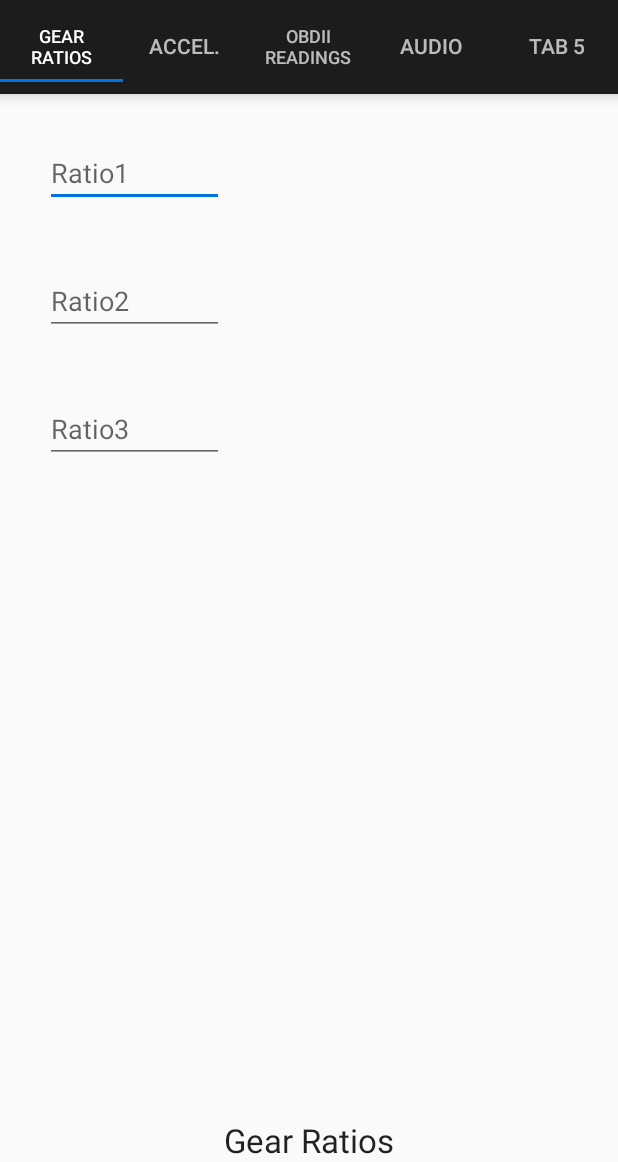
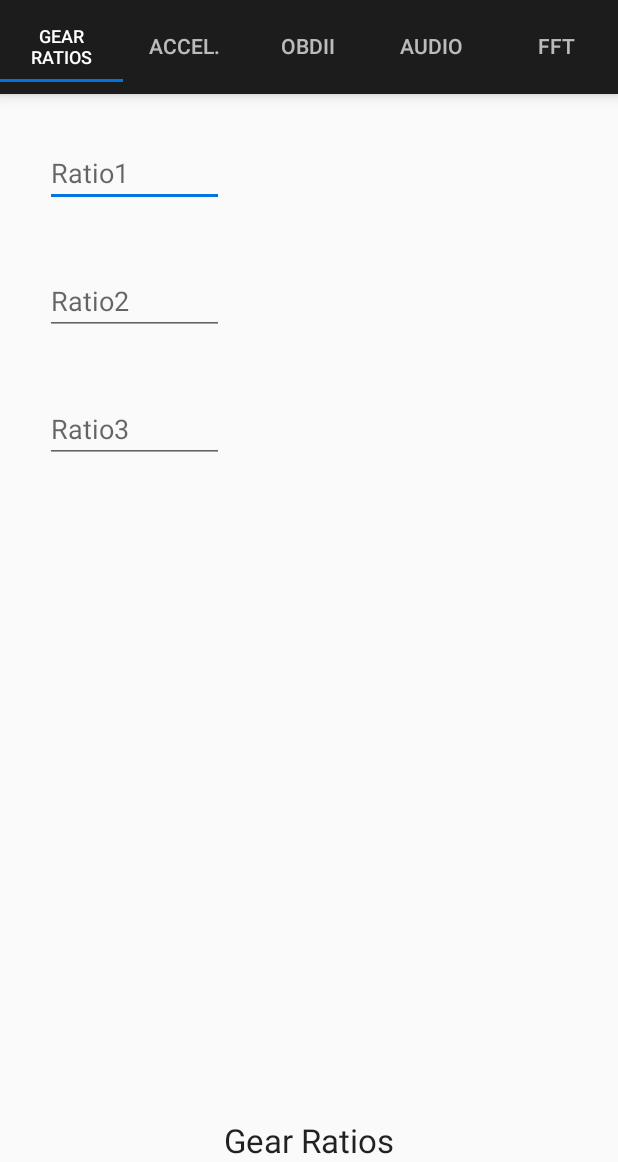
Before and after one commit to matt-tomlinson/Auto_NVH, an Android app: the screen it shows after launch (MainActivity), on a phone screen of 412 x 824 dp, the part 74-1236 px from its top. Run offline under Robolectric (Android 15) with nearby library versions, the phone set to English and light mode, and no system bars.

Commit message:
Added FFT example to tab 5, using a 200Hz cosine.

```diff
--- a/app/build.gradle
+++ b/app/build.gradle
@@ -25,4 +25,5 @@ dependencies {
     compile 'com.android.support:appcompat-v7:23.3.0'
     compile 'com.android.support:support-v4:23.3.0'
     compile 'com.android.support:design:23.3.0'
+    compile 'com.jjoe64:graphview:4.0.1'
 }
--- a/app/src/main/java/app/myapplication/MainActivity.java
+++ b/app/src/main/java/app/myapplication/MainActivity.java
@@ -28,7 +28,7 @@ public class MainActivity extends AppCompatActivity {
         TabLayout tabLayout = (TabLayout) findViewById(R.id.tab_layout);
         tabLayout.addTab(tabLayout.newTab().setText(R.string.tab_1));
         tabLayout.addTab(tabLayout.newTab().setText(R.string.tab_2));
-        tabLayout.addTab(tabLayout.newTab().setText(R.string.OBDIIReadings));
+        tabLayout.addTab(tabLayout.newTab().setText(R.string.tab_3));
         tabLayout.addTab(tabLayout.newTab().setText(R.string.tab_4));
         tabLayout.addTab(tabLayout.newTab().setText(R.string.tab_5));
         tabLayout.setTabGravity(TabLayout.GRAVITY_FILL);
--- a/app/src/main/res/layout/tab_fragment_5.xml
+++ b/app/src/main/res/layout/tab_fragment_5.xml
@@ -13,4 +13,10 @@
         android:layout_alignParentBottom="true"
         android:layout_centerHorizontal="true" />
 
+    <com.jjoe64.graphview.GraphView
+        android:layout_width="match_parent"
+        android:layout_height="200dip"
+        android:layout_marginTop="67dp"
+        android:id="@+id/graph" />
+
 </RelativeLayout>
--- a/app/src/main/res/values/strings.xml
+++ b/app/src/main/res/values/strings.xml
@@ -3,8 +3,9 @@
     <string name="tab_1">Gear Ratios</string>
     <string name="tab_2">Accel.</string>
     <string name="OBDIIReadings">OBDII Readings</string>
+    <string name="tab_3">OBDII</string>
     <string name="tab_4">Audio</string>
-    <string name="tab_5">Tab 5</string>
+    <string name="tab_5">FFT</string>
     <string name="maps">maps</string>
     <string name="action_settings">Settings</string>
     <string name="bluetooth_settings">Bluetooth</string>
```
Also changed, not shown: app/src/main/java/app/myapplication/TabFragment5.java (+43 -1 lines).
